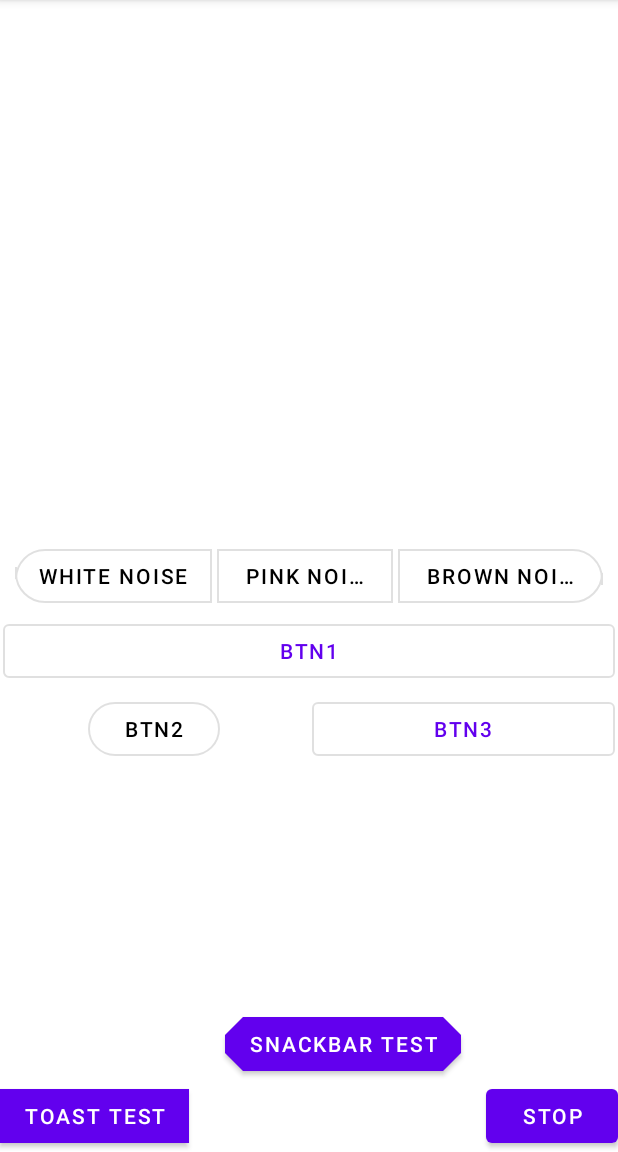
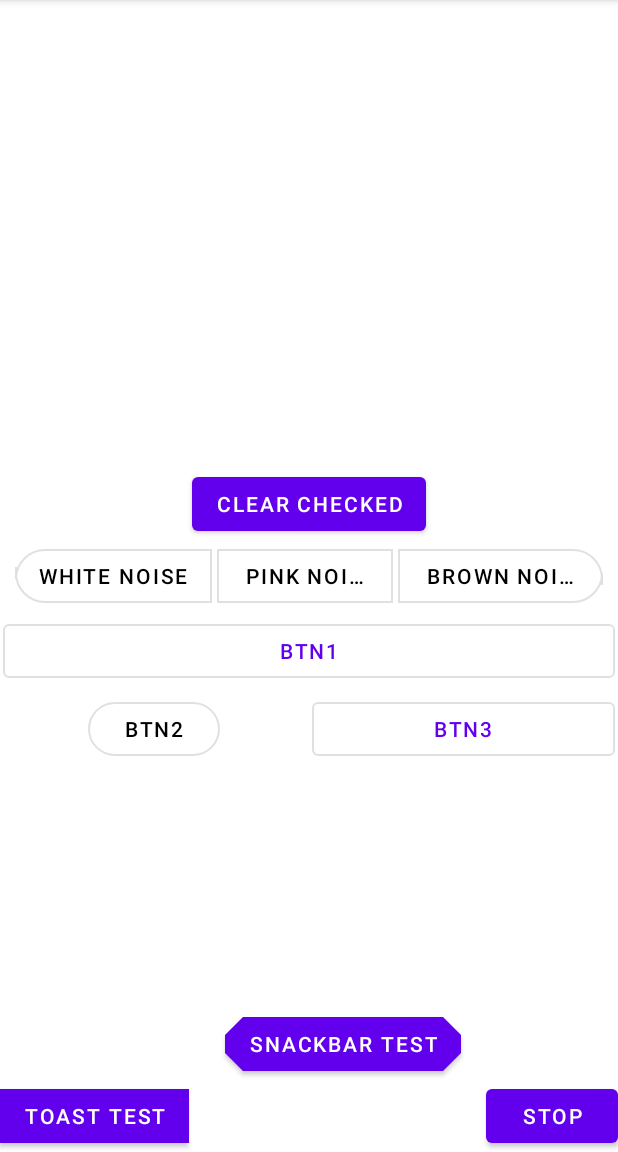
Before and after one commit to Haldyoso/CalPar, an Android app: the screen it shows after launch (MainActivity), on a phone screen of 412 x 824 dp, the part 84-1236 px from its top. Run offline under Robolectric (Android 15) with nearby library versions, the light colour scheme and no system bars.

Commit message:
in progress 2 to solve
Issue: Button still clicked even btnStop has stopped the soundpool.

```diff
--- a/app/src/main/java/com/maha/calpar/MainActivity.kt
+++ b/app/src/main/java/com/maha/calpar/MainActivity.kt
@@ -54,9 +54,11 @@ class MainActivity : AppCompatActivity() {
         btnStop.setOnClickListener {
             stopSounds()
         }
+        BtnClearchecked.setOnClickListener {
+            toggleButtonGroup.uncheck()
+        }
 
         toggleButtonGroup.addOnButtonCheckedListener { toggleButtonGroup, checkedId, isChecked ->
-
             stopSounds()
 
 
@@ -78,6 +80,7 @@ class MainActivity : AppCompatActivity() {
                     }
 
                     R.id.btnBrownNoise -> {
+
                         loadSnack("Brown noise")
                         soundPool.play(soundBrown, 1f, 1f, 0, -1, 1f)
                     }
@@ -124,7 +127,9 @@ class MainActivity : AppCompatActivity() {
 
 
         fun stopSounds() {
+
             soundPool.stop(soundStream)
+
 
 
 
@@ -147,6 +152,12 @@ class MainActivity : AppCompatActivity() {
                 .show()
         }
 
+        private fun clrCheckedButtons() {
+
+                toggleButtonGroup.clearChecked()
+
+        }
+
 
 //    private fun btnDefaultDesign(v: View) {
 //
--- a/app/src/main/res/color/button_background_color.xml
+++ b/app/src/main/res/color/button_background_color.xml
@@ -4,7 +4,7 @@
     <!--When Button is not enabled -->
     <item android:state_enabled="false" android:color="#71DC06" />
     <!--When Button is in pressed state -->
-    <item android:state_pressed="true" android:color="@color/purple_500" />
+    <item android:state_activated="true" android:color="@color/purple_500" />
     <!--When Button is in selected state -->
     <item android:state_selected="true" android:color="#FF0505" />
     <!--Default Background Color -->
--- a/app/src/main/res/layout/activity_main.xml
+++ b/app/src/main/res/layout/activity_main.xml
@@ -7,6 +7,15 @@
     android:layout_height="match_parent"
     tools:context=".MainActivity">
 
+
+    <Button
+        android:id="@+id/BtnClearchecked"
+        android:layout_width="wrap_content"
+        android:layout_height="wrap_content"
+        android:text="Clear checked"
+        app:layout_constraintBottom_toTopOf="@+id/toggleButtonGroup"
+        app:layout_constraintEnd_toEndOf="parent"
+        app:layout_constraintStart_toStartOf="parent" />
 
     <com.google.android.material.button.MaterialButtonToggleGroup
         android:id="@+id/toggleButtonGroup"
```
